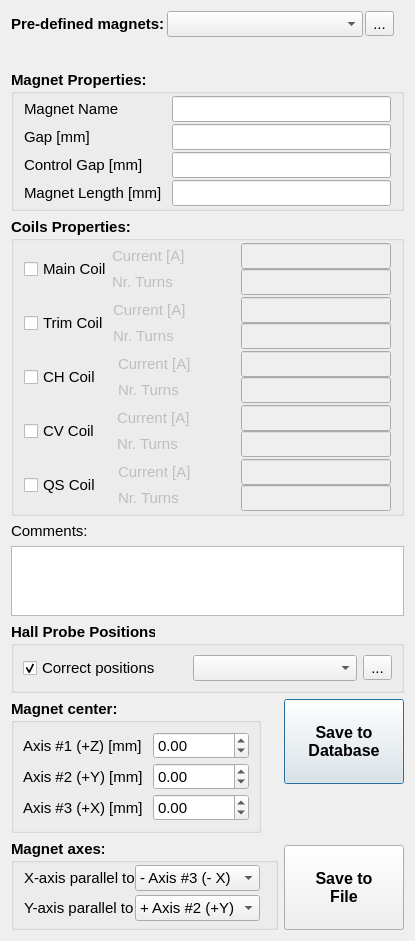
First picture: the form in hallbench/gui/ui/savefieldmapdialog.ui, repository lnls-ima/hall-bench-control, before the edit.
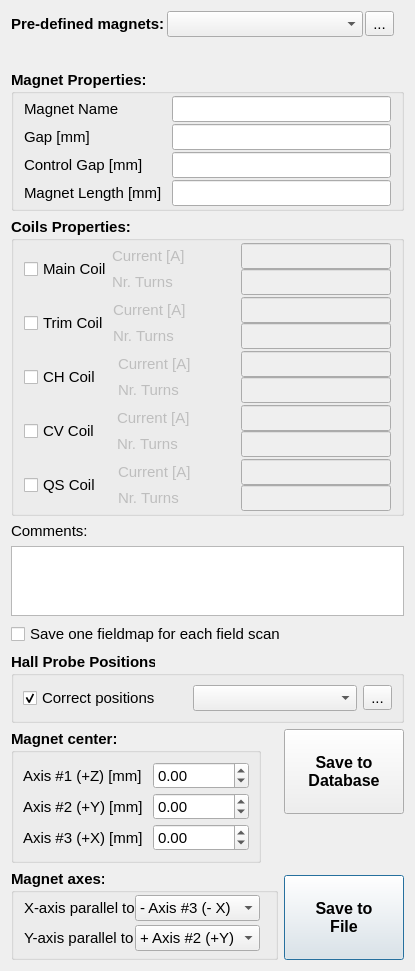
Second picture: the form after the edit. Icons and pictures are not drawn.

Patch:
```diff
--- a/hallbench/gui/ui/savefieldmapdialog.ui
+++ b/hallbench/gui/ui/savefieldmapdialog.ui
@@ -7,7 +7,7 @@
     <x>0</x>
     <y>0</y>
     <width>407</width>
-    <height>899</height>
+    <height>905</height>
    </rect>
   </property>
   <property name="sizePolicy">
@@ -25,138 +25,6 @@
    <string>Save Fieldmap</string>
   </property>
   <layout class="QGridLayout" name="gridLayout">
-   <item row="7" column="0" rowspan="2">
-    <widget class="QGroupBox" name="gb_magnetcenter">
-     <property name="sizePolicy">
-      <sizepolicy hsizetype="Maximum" vsizetype="Preferred">
-       <horstretch>0</horstretch>
-       <verstretch>0</verstretch>
-      </sizepolicy>
-     </property>
-     <property name="font">
-      <font>
-       <weight>75</weight>
-       <bold>true</bold>
-      </font>
-     </property>
-     <property name="title">
-      <string>Magnet center:</string>
-     </property>
-     <layout class="QFormLayout" name="formLayout">
-      <property name="verticalSpacing">
-       <number>4</number>
-      </property>
-      <item row="0" column="0">
-       <widget class="QLabel" name="label_17">
-        <property name="font">
-         <font>
-          <weight>50</weight>
-          <bold>false</bold>
-         </font>
-        </property>
-        <property name="text">
-         <string>Axis #1 (+Z) [mm]</string>
-        </property>
-       </widget>
-      </item>
-      <item row="0" column="1">
-       <widget class="QDoubleSpinBox" name="sbd_centerpos1">
-        <property name="font">
-         <font>
-          <weight>50</weight>
-          <bold>false</bold>
-         </font>
-        </property>
-        <property name="decimals">
-         <number>2</number>
-        </property>
-        <property name="minimum">
-         <double>-10000.000000000000000</double>
-        </property>
-        <property name="maximum">
-         <double>10000.000000000000000</double>
-        </property>
-        <property name="singleStep">
-         <double>1.000000000000000</double>
-        </property>
-       </widget>
-      </item>
-      <item row="1" column="0">
-       <widget class="QLabel" name="label_19">
-        <property name="font">
-         <font>
-          <weight>50</weight>
-          <bold>false</bold>
-         </font>
-        </property>
-        <property name="text">
-         <string>Axis #2 (+Y) [mm]</string>
-        </property>
-       </widget>
-      </item>
-      <item row="1" column="1">
-       <widget class="QDoubleSpinBox" name="sbd_centerpos2">
-        <property name="font">
-         <font>
-          <weight>50</weight>
-          <bold>false</bold>
-         </font>
-        </property>
-        <property name="decimals">
-         <number>2</number>
-        </property>
-        <property name="minimum">
-         <double>-10000.000000000000000</double>
-        </property>
-        <property name="maximum">
-         <double>10000.000000000000000</double>
-        </property>
-        <property name="singleStep">
-         <double>1.000000000000000</double>
-        </property>
-       </widget>
-      </item>
-      <item row="2" column="0">
-       <widget class="QLabel" name="label_18">
-        <property name="font">
-         <font>
-          <weight>50</weight>
-          <bold>false</bold>
-         </font>
-        </property>
-        <property name="text">
-         <string>Axis #3 (+X) [mm] </string>
-        </property>
-       </widget>
-      </item>
-      <item row="2" column="1">
-       <widget class="QDoubleSpinBox" name="sbd_centerpos3">
-        <property name="font">
-         <font>
-          <weight>50</weight>
-          <bold>false</bold>
-         </font>
-        </property>
-        <property name="suffix">
-         <string/>
-        </property>
-        <property name="decimals">
-         <number>2</number>
-        </property>
-        <property name="minimum">
-         <double>-10000.000000000000000</double>
-        </property>
-        <property name="maximum">
-         <double>10000.000000000000000</double>
-        </property>
-        <property name="singleStep">
-         <double>1.000000000000000</double>
-        </property>
-       </widget>
-      </item>
-     </layout>
-    </widget>
-   </item>
    <item row="1" column="0" colspan="3">
     <widget class="QGroupBox" name="gb_magnet">
      <property name="font">
@@ -334,6 +202,138 @@
     </widget>
    </item>
    <item row="9" column="0" rowspan="2">
+    <widget class="QGroupBox" name="gb_magnetcenter">
+     <property name="sizePolicy">
+      <sizepolicy hsizetype="Maximum" vsizetype="Preferred">
+       <horstretch>0</horstretch>
+       <verstretch>0</verstretch>
+      </sizepolicy>
+     </property>
+     <property name="font">
+      <font>
+       <weight>75</weight>
+       <bold>true</bold>
+      </font>
+     </property>
+     <property name="title">
+      <string>Magnet center:</string>
+     </property>
+     <layout class="QFormLayout" name="formLayout">
+      <property name="verticalSpacing">
+       <number>4</number>
+      </property>
+      <item row="0" column="0">
+       <widget class="QLabel" name="label_17">
+        <property name="font">
+         <font>
+          <weight>50</weight>
+          <bold>false</bold>
+         </font>
+        </property>
+        <property name="text">
+         <string>Axis #1 (+Z) [mm]</string>
+        </property>
+       </widget>
+      </item>
+      <item row="0" column="1">
+       <widget class="QDoubleSpinBox" name="sbd_centerpos1">
+        <property name="font">
+         <font>
+          <weight>50</weight>
+          <bold>false</bold>
+         </font>
+        </property>
+        <property name="decimals">
+         <number>2</number>
+        </property>
+        <property name="minimum">
+         <double>-10000.000000000000000</double>
+        </property>
+        <property name="maximum">
+         <double>10000.000000000000000</double>
+        </property>
+        <property name="singleStep">
+         <double>1.000000000000000</double>
+        </property>
+       </widget>
+      </item>
+      <item row="1" column="0">
+       <widget class="QLabel" name="label_19">
+        <property name="font">
+         <font>
+          <weight>50</weight>
+          <bold>false</bold>
+         </font>
+        </property>
+        <property name="text">
+         <string>Axis #2 (+Y) [mm]</string>
+        </property>
+       </widget>
+      </item>
+      <item row="1" column="1">
+       <widget class="QDoubleSpinBox" name="sbd_centerpos2">
+        <property name="font">
+         <font>
+          <weight>50</weight>
+          <bold>false</bold>
+         </font>
+        </property>
+        <property name="decimals">
+         <number>2</number>
+        </property>
+        <property name="minimum">
+         <double>-10000.000000000000000</double>
+        </property>
+        <property name="maximum">
+         <double>10000.000000000000000</double>
+        </property>
+        <property name="singleStep">
+         <double>1.000000000000000</double>
+        </property>
+       </widget>
+      </item>
+      <item row="2" column="0">
+       <widget class="QLabel" name="label_18">
+        <property name="font">
+         <font>
+          <weight>50</weight>
+          <bold>false</bold>
+         </font>
+        </property>
+        <property name="text">
+         <string>Axis #3 (+X) [mm] </string>
+        </property>
+       </widget>
+      </item>
+      <item row="2" column="1">
+       <widget class="QDoubleSpinBox" name="sbd_centerpos3">
+        <property name="font">
+         <font>
+          <weight>50</weight>
+          <bold>false</bold>
+         </font>
+        </property>
+        <property name="suffix">
+         <string/>
+        </property>
+        <property name="decimals">
+         <number>2</number>
+        </property>
+        <property name="minimum">
+         <double>-10000.000000000000000</double>
+        </property>
+        <property name="maximum">
+         <double>10000.000000000000000</double>
+        </property>
+        <property name="singleStep">
+         <double>1.000000000000000</double>
+        </property>
+       </widget>
+      </item>
+     </layout>
+    </widget>
+   </item>
+   <item row="11" column="0" rowspan="2">
     <widget class="QGroupBox" name="gb_magnetaxes">
      <property name="sizePolicy">
       <sizepolicy hsizetype="Preferred" vsizetype="Preferred">
@@ -1320,16 +1320,80 @@
      </layout>
     </widget>
    </item>
-   <item row="4" column="0" colspan="3">
-    <widget class="QTextEdit" name="te_comments"/>
+   <item row="7" column="0" colspan="3">
+    <widget class="QGroupBox" name="gb_probe_positions">
+     <property name="font">
+      <font>
+       <weight>75</weight>
+       <bold>true</bold>
+      </font>
+     </property>
+     <property name="title">
+      <string>Hall Probe Positions</string>
+     </property>
+     <layout class="QGridLayout" name="gridLayout_2">
+      <item row="0" column="1">
+       <widget class="QComboBox" name="cmb_probe_names">
+        <property name="font">
+         <font>
+          <weight>50</weight>
+          <bold>false</bold>
+         </font>
+        </property>
+       </widget>
+      </item>
+      <item row="0" column="0">
+       <widget class="QCheckBox" name="chb_correct_positions">
+        <property name="font">
+         <font>
+          <weight>50</weight>
+          <bold>false</bold>
+         </font>
+        </property>
+        <property name="text">
+         <string>Correct positions</string>
+        </property>
+        <property name="checked">
+         <bool>true</bool>
+        </property>
+       </widget>
+      </item>
+      <item row="0" column="2">
+       <widget class="QToolButton" name="tbt_update_probe_names">
+        <property name="font">
+         <font>
+          <weight>50</weight>
+          <bold>false</bold>
+         </font>
+        </property>
+        <property name="text">
+         <string>...</string>
+        </property>
+        <property name="icon">
+         <iconset>
+          <normaloff>../../resources/img/refresh.svg</normaloff>../../resources/img/refresh.svg</iconset>
+        </property>
+        <property name="iconSize">
+         <size>
+          <width>24</width>
+          <height>24</height>
+         </size>
+        </property>
+       </widget>
+      </item>
+     </layout>
+    </widget>
    </item>
-   <item row="3" column="0">
+   <item row="4" column="0">
     <widget class="QLabel" name="label_21">
      <property name="text">
       <string>Comments:</string>
      </property>
     </widget>
    </item>
+   <item row="5" column="0" colspan="3">
+    <widget class="QTextEdit" name="te_comments"/>
+   </item>
    <item row="0" column="0" colspan="3">
     <layout class="QGridLayout" name="gridLayout_3">
      <property name="leftMargin">
@@ -1436,37 +1500,7 @@
      </item>
     </layout>
    </item>
-   <item row="7" column="1" colspan="2">
-    <widget class="QPushButton" name="pbt_savedb">
-     <property name="enabled">
-      <bool>true</bool>
-     </property>
-     <property name="sizePolicy">
-      <sizepolicy hsizetype="Preferred" vsizetype="Preferred">
-       <horstretch>0</horstretch>
-       <verstretch>0</verstretch>
-      </sizepolicy>
-     </property>
-     <property name="minimumSize">
-      <size>
-       <width>120</width>
-       <height>85</height>
-      </size>
-     </property>
-     <property name="font">
-      <font>
-       <pointsize>12</pointsize>
-       <weight>75</weight>
-       <bold>true</bold>
-      </font>
-     </property>
-     <property name="text">
-      <string>Save to
-Database</string>
-     </property>
-    </widget>
-   </item>
-   <item row="10" column="1" colspan="2">
+   <item row="12" column="1" colspan="2">
     <widget class="QPushButton" name="pbt_savefile">
      <property name="enabled">
       <bool>true</bool>
@@ -1496,68 +1530,41 @@
      </property>
     </widget>
    </item>
-   <item row="5" column="0" colspan="3">
-    <widget class="QGroupBox" name="gb_probe_positions">
+   <item row="9" column="1" colspan="2">
+    <widget class="QPushButton" name="pbt_savedb">
+     <property name="enabled">
+      <bool>true</bool>
+     </property>
+     <property name="sizePolicy">
+      <sizepolicy hsizetype="Preferred" vsizetype="Preferred">
+       <horstretch>0</horstretch>
+       <verstretch>0</verstretch>
+      </sizepolicy>
+     </property>
+     <property name="minimumSize">
+      <size>
+       <width>120</width>
+       <height>85</height>
+      </size>
+     </property>
      <property name="font">
       <font>
+       <pointsize>12</pointsize>
        <weight>75</weight>
        <bold>true</bold>
       </font>
      </property>
-     <property name="title">
-      <string>Hall Probe Positions</string>
+     <property name="text">
+      <string>Save to
+Database</string>
      </property>
-     <layout class="QGridLayout" name="gridLayout_2">
-      <item row="0" column="1">
-       <widget class="QComboBox" name="cmb_probe_names">
-        <property name="font">
-         <font>
-          <weight>50</weight>
-          <bold>false</bold>
-         </font>
-        </property>
-       </widget>
-      </item>
-      <item row="0" column="0">
-       <widget class="QCheckBox" name="chb_correct_positions">
-        <property name="font">
-         <font>
-          <weight>50</weight>
-          <bold>false</bold>
-         </font>
-        </property>
-        <property name="text">
-         <string>Correct positions</string>
-        </property>
-        <property name="checked">
-         <bool>true</bool>
-        </property>
-       </widget>
-      </item>
-      <item row="0" column="2">
-       <widget class="QToolButton" name="tbt_update_probe_names">
-        <property name="font">
-         <font>
-          <weight>50</weight>
-          <bold>false</bold>
-         </font>
-        </property>
-        <property name="text">
-         <string>...</string>
-        </property>
-        <property name="icon">
-         <iconset>
-          <normaloff>../../resources/img/refresh.svg</normaloff>../../resources/img/refresh.svg</iconset>
-        </property>
-        <property name="iconSize">
-         <size>
-          <width>24</width>
-          <height>24</height>
-         </size>
-        </property>
-       </widget>
-      </item>
-     </layout>
+    </widget>
+   </item>
+   <item row="6" column="0" colspan="3">
+    <widget class="QCheckBox" name="chb_one_for_each">
+     <property name="text">
+      <string>Save one fieldmap for each field scan</string>
+     </property>
     </widget>
    </item>
   </layout>
```
